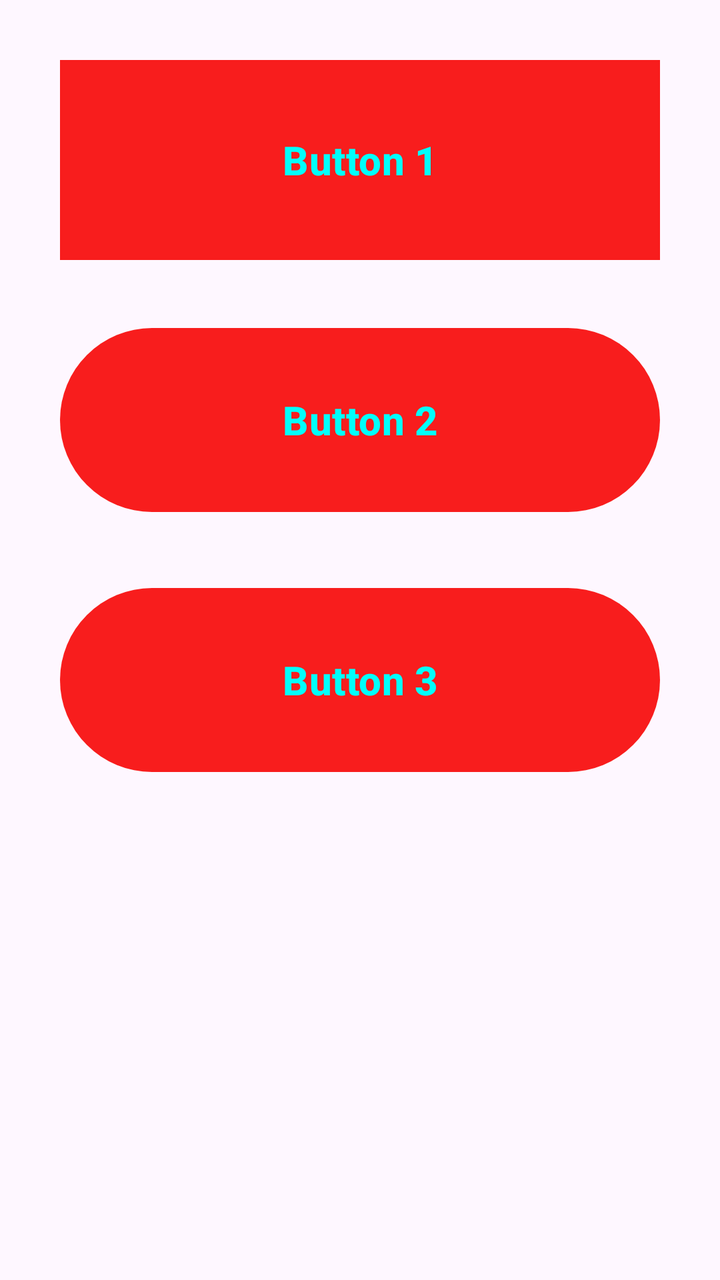
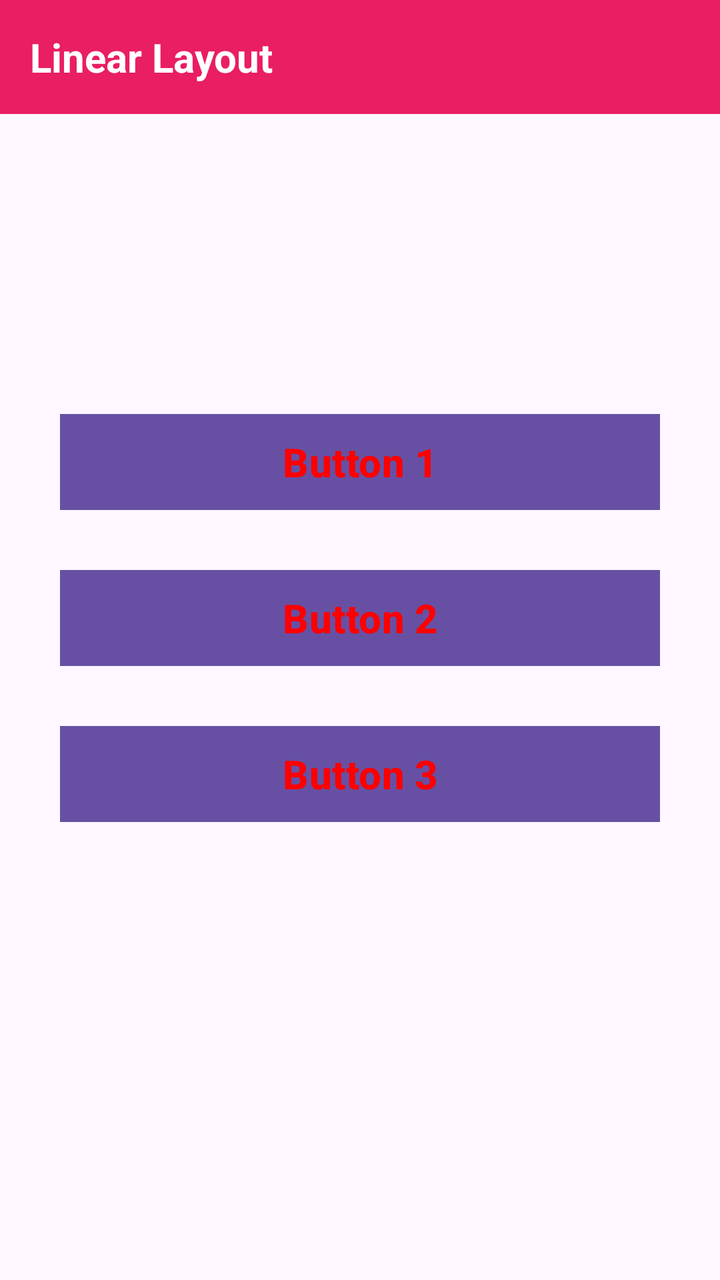

Compare the two renders of this Android layout. The source of the first and the diff that turns it into the second are given below.
<!-- AndroidManifest.xml: application theme Theme.LinearLayout -->
<!-- res/layout/activity_main.xml -->
<?xml version="1.0" encoding="utf-8"?>
<LinearLayout xmlns:android="http://schemas.android.com/apk/res/android"
    xmlns:app="http://schemas.android.com/apk/res-auto"
    xmlns:tools="http://schemas.android.com/tools"
    android:id="@+id/main"
    android:layout_width="match_parent"
    android:layout_height="match_parent"
    android:orientation="vertical"
    android:gravity="center|top"
    android:scrollbars="vertical"
    tools:context=".MainActivity">

    <Button
        android:id="@+id/btn1"
        android:layout_width="300dp"
        android:layout_height="100dp"
        android:text="Button 1"
        android:textSize="20dp"
        android:textColor="#00FFFB"
        android:textStyle="bold"
        android:layout_marginTop="30dp"
        android:background="@color/black"
        />

    <Button
        android:layout_width="300dp"
        android:layout_height="100dp"
        android:id="@+id/btn2"
        android:text="Button 2"
        android:textSize="20dp"
        android:textColor="#00FFFB"
        android:textStyle="bold"
        android:layout_marginTop="30dp"
        />

    <Button
        android:layout_width="300dp"
        android:layout_height="100dp"
        android:id="@+id/btn3"
        android:text="Button 3"
        android:textSize="20dp"
        android:textColor="#00FFFB"
        android:textStyle="bold"
        android:layout_marginTop="30dp"
        />

</LinearLayout>
<!-- resources referenced by this layout -->
<resources>
  <color name="black">#FF000000</color>
  <style name="Theme.LinearLayout" parent="Base.Theme.LinearLayout" />
  <style name="Base.Theme.LinearLayout" parent="Theme.Material3.DayNight.NoActionBar">
          
           <item name="colorPrimary">#F81D1D</item>
      </style>
</resources>

<!-- the commit's change to res/layout/activity_main.xml (unified diff, before → after) -->
@@ -1,47 +1,52 @@
 <?xml version="1.0" encoding="utf-8"?>
 <LinearLayout xmlns:android="http://schemas.android.com/apk/res/android"
-    xmlns:app="http://schemas.android.com/apk/res-auto"
     xmlns:tools="http://schemas.android.com/tools"
     android:id="@+id/main"
     android:layout_width="match_parent"
     android:layout_height="match_parent"
+    android:gravity="center|top"
     android:orientation="vertical"
-    android:gravity="center|top"
     android:scrollbars="vertical"
     tools:context=".MainActivity">
 
-    <Button
-        android:id="@+id/btn1"
-        android:layout_width="300dp"
-        android:layout_height="100dp"
-        android:text="Button 1"
-        android:textSize="20dp"
-        android:textColor="#00FFFB"
-        android:textStyle="bold"
-        android:layout_marginTop="30dp"
-        android:background="@color/black"
-        />
+    <TextView
+        android:layout_width="match_parent"
+        android:layout_height="wrap_content"
+        android:background="#E91E63"
+        android:padding="15dp"
+        android:text="@string/app_name"
+        android:textColor="@android:color/background_light"
+        android:textSize="20sp"
+        android:textStyle="bold" />
 
     <Button
         android:layout_width="300dp"
-        android:layout_height="100dp"
-        android:id="@+id/btn2"
-        android:text="Button 2"
-        android:textSize="20dp"
-        android:textColor="#00FFFB"
-        android:textStyle="bold"
-        android:layout_marginTop="30dp"
-        />
+        android:layout_height="wrap_content"
+        android:layout_marginTop="150dp"
+        android:background="#D5A2A2"
+        android:text="@string/btn1"
+        android:textColor="#FF0000"
+        android:textSize="20sp"
+        android:textStyle="bold" />
 
     <Button
         android:layout_width="300dp"
-        android:layout_height="100dp"
-        android:id="@+id/btn3"
-        android:text="Button 3"
-        android:textSize="20dp"
-        android:textColor="#00FFFB"
-        android:textStyle="bold"
+        android:layout_height="wrap_content"
         android:layout_marginTop="30dp"
-        />
+        android:background="#D5A2A2"
+        android:text="@string/btn2"
+        android:textColor="#FF0000"
+        android:textSize="20sp"
+        android:textStyle="bold" />
+
+    <Button
+        android:layout_width="300dp"
+        android:layout_height="wrap_content"
+        android:layout_marginTop="30dp"
+        android:background="#D5A2A2"
+        android:text="@string/btn3"
+        android:textColor="#FF0000"
+        android:textSize="20sp"
+        android:textStyle="bold" />
 
 </LinearLayout>
<!-- resource entries referenced after the edit -->
@@ -1,10 +1,12 @@
 <!-- resources referenced by this layout -->
 <resources>
-  <color name="black">#FF000000</color>
+  <string name="app_name">Linear Layout</string>
+  <string name="btn1">Button 1</string>
+  <string name="btn2">Button 2</string>
+  <string name="btn3">Button 3</string>
   <style name="Theme.LinearLayout" parent="Base.Theme.LinearLayout" />
   <style name="Base.Theme.LinearLayout" parent="Theme.Material3.DayNight.NoActionBar">
           
-           <item name="colorPrimary">#F81D1D</item>
       </style>
 </resources>
 
